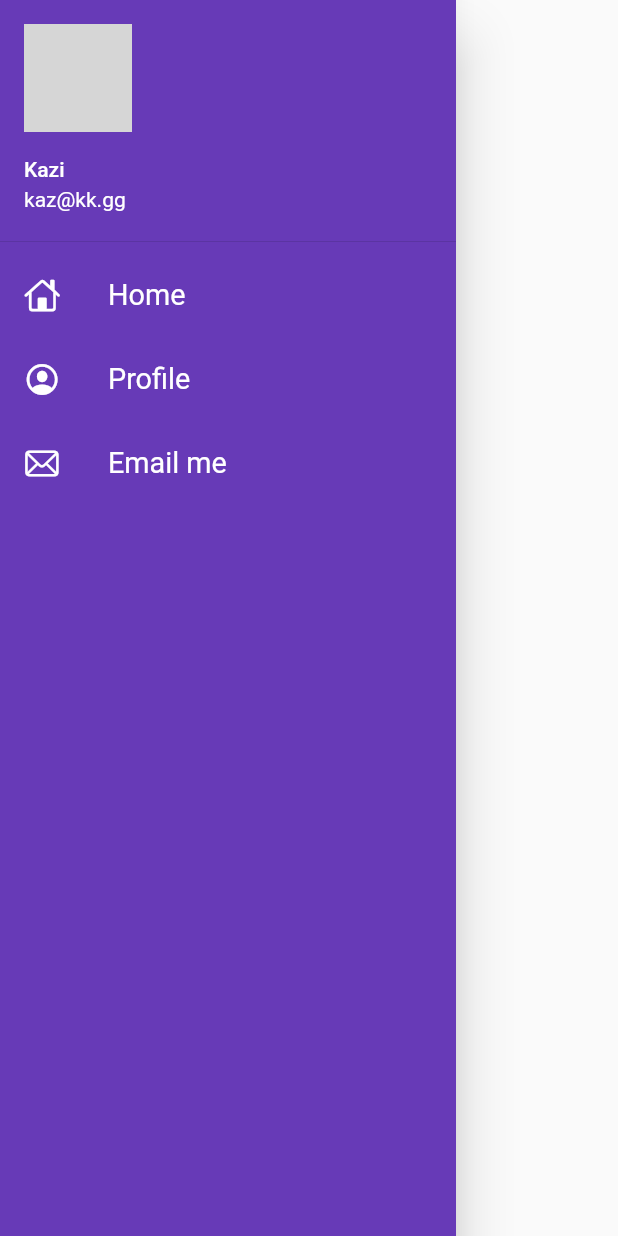
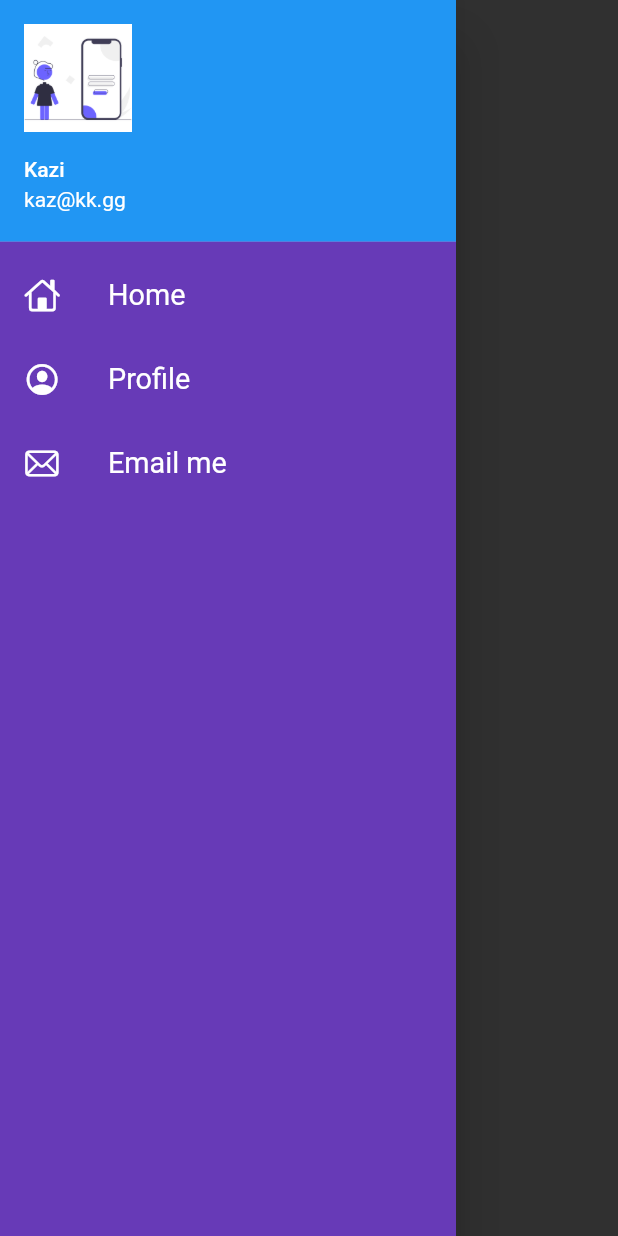
Before and after one commit to kaziomarfaruk-bjit/FlutterPracticeProject, a Flutter app: the MyDrawer widget shown alone on an empty page, opened directly, on a phone screen of 412 x 824 dp. Run offline on Flutter 3.47's test engine with Material 2 defaults, Android fonts, the light colour scheme and no system bars; our stand-ins replace google_fonts; grey boxes are pictures that could not be loaded.

Commit message:
theme done

```diff
--- /dev/null
+++ b/lib/utils/themes.dart
@@ -0,0 +1,22 @@
+// ignore_for_file: prefer_const_constructors
+// ignore_for_file: use_key_in_widget_constructors
+// ignore_for_file: must_be_immutable
+// ignore_for_file: unused_local_variable
+// ignore_for_file: unused_import
+import 'package:flutter/material.dart';
+
+class MyTheme {
+  static ThemeData lightTheme(BuildContext context) {
+    return ThemeData(
+      appBarTheme: AppBarTheme(
+          titleTextStyle: TextStyle(color: Colors.black, fontSize: 20),
+          backgroundColor: Colors.white,
+          elevation: 0,
+          iconTheme: IconThemeData(color: Colors.black)),
+      primarySwatch: Colors.deepPurple,
+    );
+  }
+
+  static ThemeData darkTheme(BuildContext context) =>
+      ThemeData(brightness: Brightness.dark);
+}
--- a/lib/widgets/drawer.dart
+++ b/lib/widgets/drawer.dart
@@ -25,8 +25,13 @@
                   margin: EdgeInsets.zero,
                   accountName: Text("Kazi"),
                   accountEmail: Text("kaz@kk.gg"),
-                  currentAccountPicture:
-                      CircleAvatar(backgroundImage: NetworkImage(imageURL)),
+                  currentAccountPicture: Image.asset(
+                    "assets/images/img_login.png",
+                    fit: BoxFit.cover,
+                    height: 80,
+                    width: 80,
+                  ),
+                  // CircleAvatar(backgroundImage: NetworkImage(imageURL)),
                 )),
             ListTile(
                 title: Text(
```
Also changed, not shown: lib/main.dart (+5 -7 lines).
